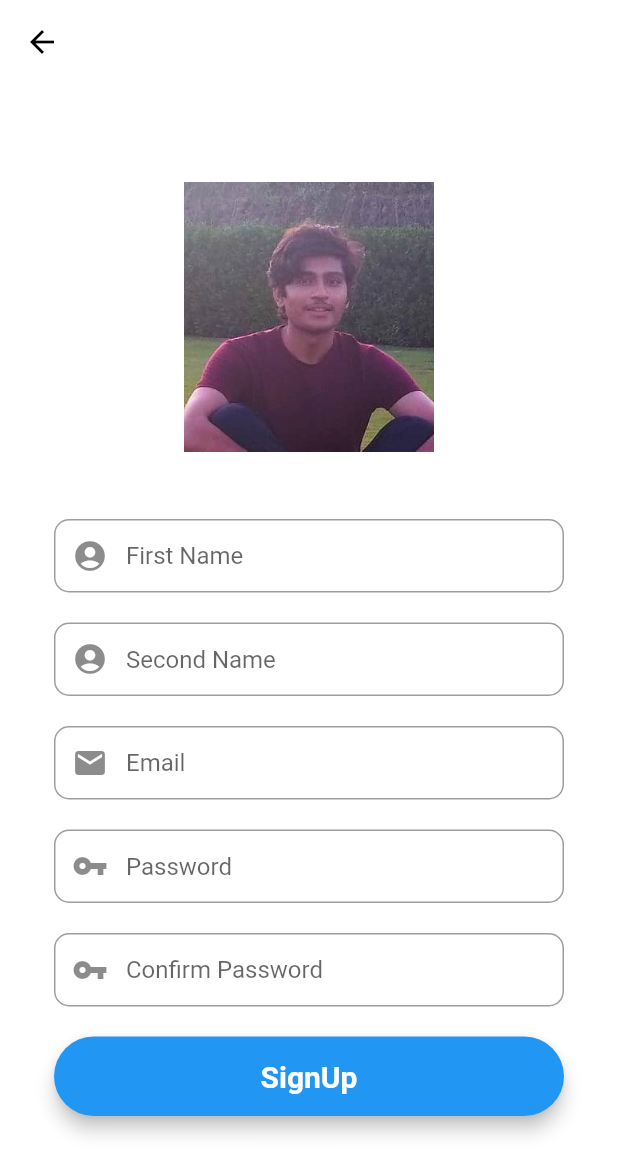
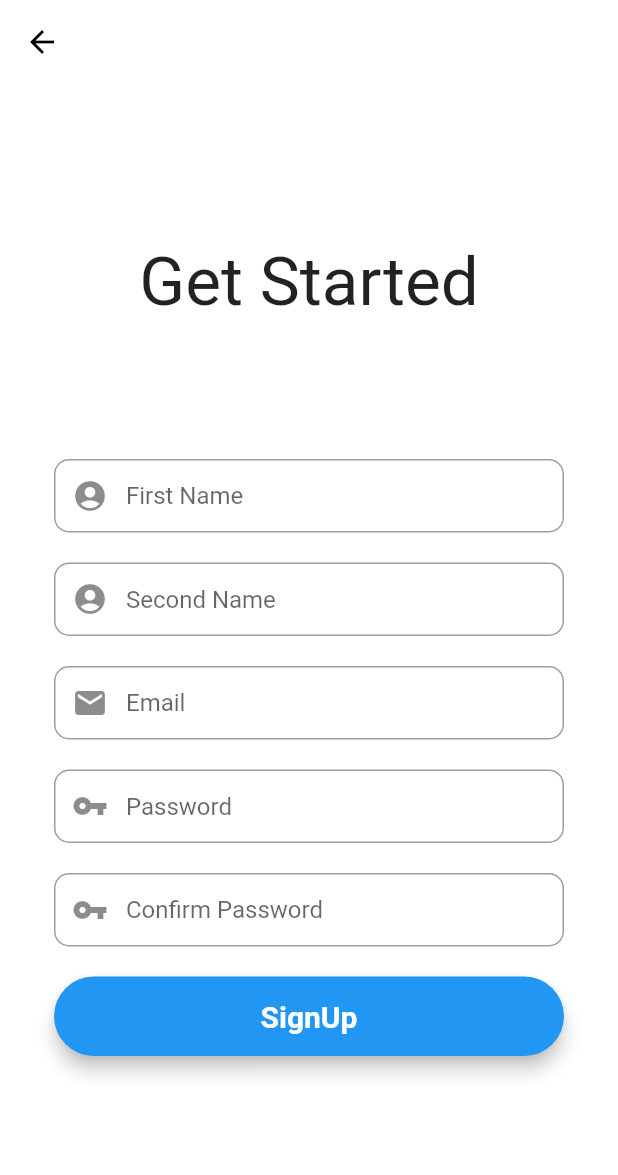
Before and after one commit to Harsh-Vasoya/Wellmore-Fitness-App-Flutter-, a Flutter app: the screen it shows after launch, after a tap on "SignUp", on a phone screen of 412 x 824 dp. Shown: the top 1175 px of the screen. Run offline on Flutter 3.47's test engine with Material 2 defaults, Android fonts, the phone set to English and light mode, and no system bars; our stand-ins replace fluttertoast; missing offline and left inert: dart:ffi.

Commit message:
Wellmore App

```diff
--- a/lib/login_screen.dart
+++ b/lib/login_screen.dart
@@ -118,11 +118,11 @@ class _LoginScreenState extends State<LoginScreen> {
                   children: <Widget>[
                     SizedBox(
                         height: 200,
-                        child: Image.asset(
-                          "assets/user1.jpg",
-                          fit: BoxFit.contain,
-                        )),
-                    SizedBox(height: 45),
+                        child: Text("Wellmore Login", style: TextStyle(
+                  fontSize: 60,
+                  fontWeight: FontWeight.w400,
+                ),),),
+                    SizedBox(height: 35),
                     emailField,
                     SizedBox(height: 25),
                     passwordField,
--- a/lib/registration_screen.dart
+++ b/lib/registration_screen.dart
@@ -210,11 +210,11 @@ class _RegistrationScreenState extends State<RegistrationScreen> {
                   crossAxisAlignment: CrossAxisAlignment.center,
                   children: <Widget>[
                     SizedBox(
-                        height: 180,
-                        child: Image.asset(
-                          "assets/user1.jpg",
-                          fit: BoxFit.contain,
-                        )),
+                        height: 100,
+                        child: Text("Get Started", style: TextStyle(
+                          fontSize: 45,
+                          fontWeight: FontWeight.w400,
+                        ),),),
                     SizedBox(height: 45),
                     firstNameField,
                     SizedBox(height: 20),
```
